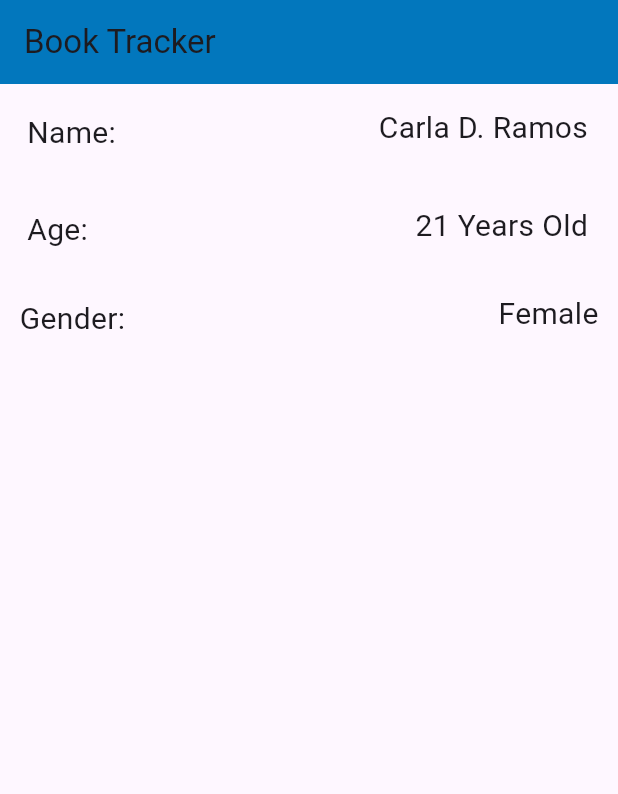
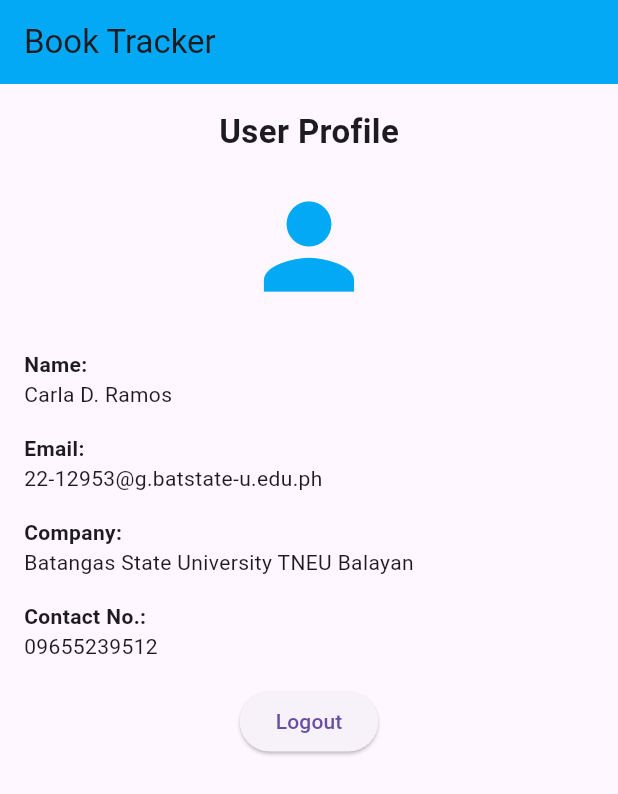
Before and after one commit to carladcramos/book_tracker, a Flutter app: the screen it shows after launch, on a phone screen of 412 x 824 dp. Shown: the top 794 px of the screen. Run offline on Flutter 3.47's test engine with Material 3 defaults, Android fonts, the phone set to English and light mode, and no system bars.

Commit message:
created user profile

```diff
--- a/lib/main.dart
+++ b/lib/main.dart
@@ -2,101 +2,106 @@ import 'package:flutter/material.dart';
 
 void main() {
   runApp(MaterialApp(
-    home: Scaffold(
+    home: Profile()
+  ));
+}
+class Profile extends StatelessWidget {
+  const Profile ({super.key});
+
+  @override
+  Widget build(BuildContext context) {
+    return Scaffold(
       appBar: AppBar(
         title: Text('Book Tracker'),
-        backgroundColor: Colors.lightBlue[800],
+        backgroundColor: Colors.lightBlue,
       ),
-      body: Column(
-        children: [
-          // Name Row
-          Container(
-            margin: EdgeInsets.all(10),
-            child: Row(
-              mainAxisAlignment: MainAxisAlignment.spaceBetween,
+      body: Padding(
+        padding: EdgeInsets.all(16.0),
+        child: Column(
           crossAxisAlignment: CrossAxisAlignment.start,
           children: [
-                Padding(
-                  padding: EdgeInsets.all(8.0), // Padding inside the text widget
+            // Centered "User Profile" title
+            Center(
               child: Text(
-                    'Name:',
+                'User Profile',
                 style: TextStyle(
-                      fontSize: 20,
+                  fontSize: 22,
+                  fontWeight: FontWeight.bold,
                 ),
               ),
             ),
-                Padding(
-                  padding: EdgeInsets.symmetric(vertical: 5, horizontal: 10), // Padding inside the text widget
-                  child: Text(
-                    'Carla D. Ramos',
-                    style: TextStyle(
-                      fontSize: 20,
+            SizedBox(height: 16),
+
+            // Centered Icon
+            Center(
+              child: Icon(
+                Icons.person,
+                size: 90,
+                color: Colors.lightBlue,
               ),
+            ),
+            SizedBox(height: 24),
+
+            // Name
+            Container(
+              margin: EdgeInsets.only(bottom: 16),
+              child: Column(
+                crossAxisAlignment: CrossAxisAlignment.start,
+                children: [
+                  Text('Name:',
+                      style: TextStyle(fontWeight: FontWeight.bold)),
+                  Text('Carla D. Ramos'),
+                ],
+              ),
+            ),
+
+            // Email
+            Container(
+              margin: EdgeInsets.only(bottom: 16),
+              child: Column(
+                crossAxisAlignment: CrossAxisAlignment.start,
+                children: [
+                  Text('Email:',
+                      style: TextStyle(fontWeight: FontWeight.bold)),
+                  Text('22-12953@g.batstate-u.edu.ph'),
+                ],
+              ),
+            ),
+
+            // Company
+            Container(
+              margin: EdgeInsets.only(bottom: 16),
+              child: Column(
+                crossAxisAlignment: CrossAxisAlignment.start,
+                children: [
+                  Text('Company:',
+                      style: TextStyle(fontWeight: FontWeight.bold)),
+                  Text('Batangas State University TNEU Balayan'),
+                ],
+              ),
+            ),
+
+            // Contact No.
+            Container(
+              margin: EdgeInsets.only(bottom: 16),
+              child: Column(
+                crossAxisAlignment: CrossAxisAlignment.start,
+                children: [
+                  Text('Contact No.:',
+                      style: TextStyle(fontWeight: FontWeight.bold)),
+                  Text('09655239512'),
+                ],
+              ),
+            ),
+            Center(
+              child: ElevatedButton(
+                onPressed: () {},
+                child: Text('Logout'),
               ),
             ),
           ],
         ),
       ),
-
-          // Age Row
-          Container(
-            margin: EdgeInsets.symmetric(vertical: 10, horizontal: 10),
-            child: Row(
-              mainAxisAlignment: MainAxisAlignment.spaceBetween,
-              crossAxisAlignment: CrossAxisAlignment.start,
-              children: [
-                Padding(
-                  padding: EdgeInsets.all(8.0), // Padding inside the text widget
-                  child: Text(
-                    'Age:',
-                    style: TextStyle(
-                      fontSize: 20,
-                    ),
-                  ),
-                ),
-                Padding(
-                  padding: EdgeInsets.symmetric(vertical: 5, horizontal: 10), // Padding inside the text widget
-                  child: Text(
-                    '21 Years Old',
-                    style: TextStyle(
-                      fontSize: 20,
-                    ),
-                  ),
-                ),
-              ],
-            ),
-          ),
-
-          // Gender Row
-          Container(
-            margin: EdgeInsets.fromLTRB(5, 4, 3, 2),
-            child: Row(
-              mainAxisAlignment: MainAxisAlignment.spaceBetween,
-              crossAxisAlignment: CrossAxisAlignment.start,
-              children: [
-                Padding(
-                  padding: EdgeInsets.all(8.0), // Padding inside the text widget
-                  child: Text(
-                    'Gender:',
-                    style: TextStyle(
-                      fontSize: 20,
-                    ),
-                  ),
-                ),
-                Padding(
-                  padding: EdgeInsets.symmetric(vertical: 5, horizontal: 10), // Padding inside the text widget
-                  child: Text(
-                    'Female',
-                    style: TextStyle(
-                      fontSize: 20,
-                    ),
-                  ),
-                ),
-              ],
-            ),
-          ),
-        ],
-      ),
-    ),
-  ));
+    );
   }
+}
```
Lines whose indentation alone changed are shown as unchanged.
